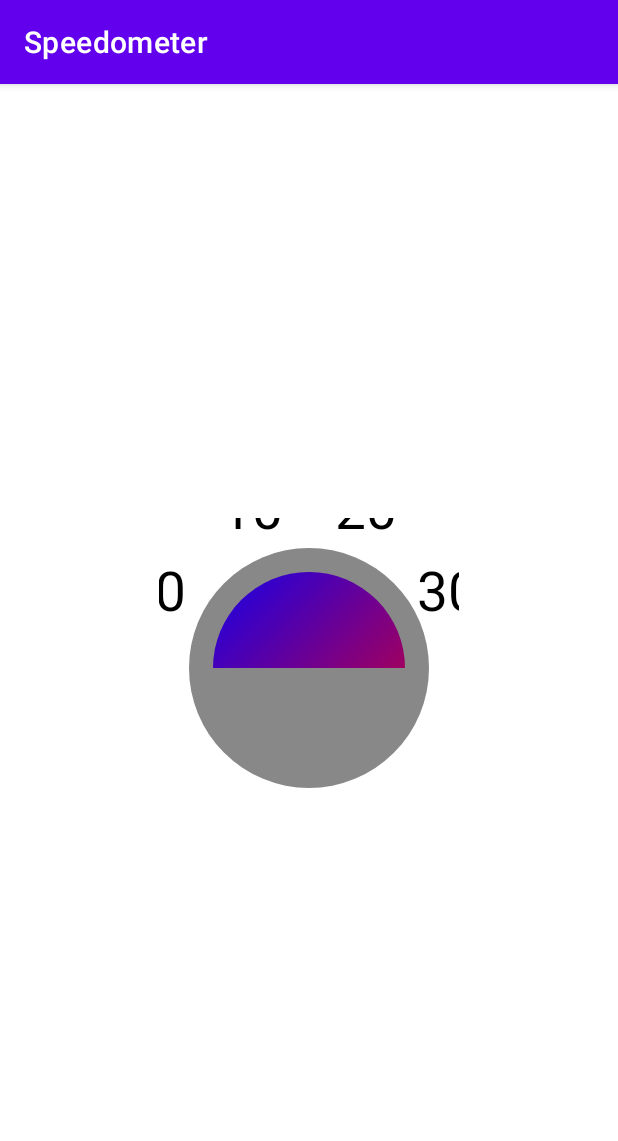
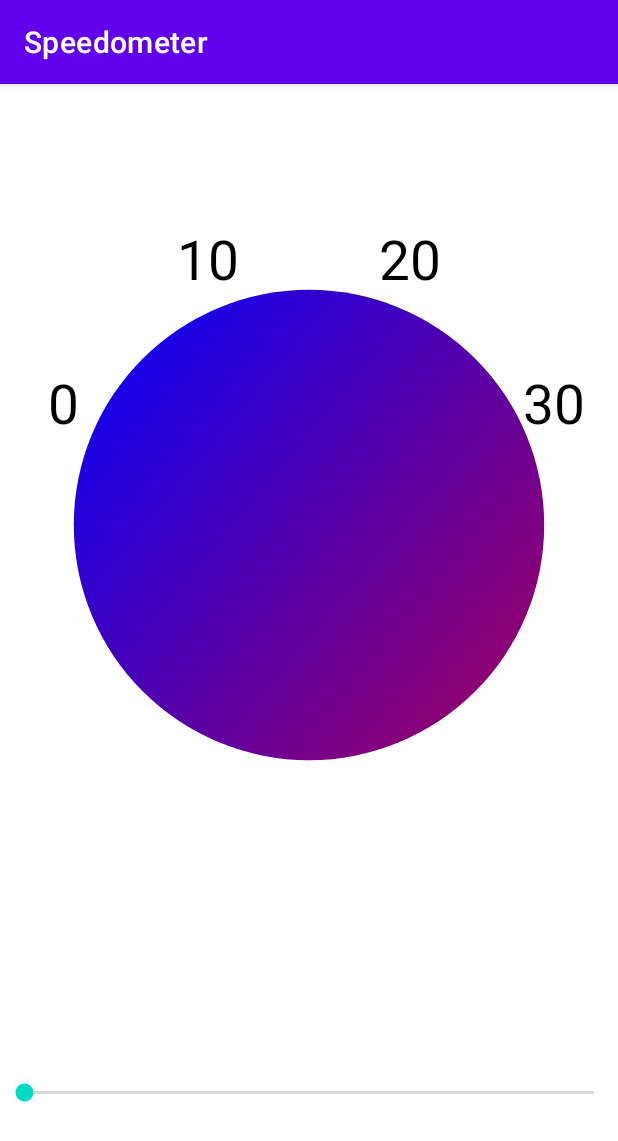
Before and after one commit to Alienstemple/Speedometer, an Android app: the screen it shows after launch (MainActivity), on a phone screen of 412 x 824 dp. Shown: the top 1141 px of the screen. Run offline under Robolectric (Android 15) with nearby library versions, the phone set to English and light mode, and no system bars.

Commit message:
feat: Add seekBar

```diff
--- a/app/src/main/java/com/example/speedometer/FanView.kt
+++ b/app/src/main/java/com/example/speedometer/SpeedometerView.kt
@@ -4,12 +4,13 @@ import android.content.Context
 import android.graphics.*
 import android.util.AttributeSet
 import android.view.View
+import androidx.core.content.ContextCompat
 import java.lang.StrictMath.min
 import kotlin.math.cos
 import kotlin.math.sin
 
 
-class FanView @JvmOverloads constructor(
+class SpeedometerView @JvmOverloads constructor(
     context: Context,
     attrs: AttributeSet? = null,
     defStyleAttr: Int = 0
@@ -18,10 +19,18 @@ class FanView @JvmOverloads constructor(
     init {
         isClickable = true
     }
+    private var speedBackgroundColor: Int = ContextCompat.getColor(context, R.color.dark_blue)
+    private var speedArcColor: Int = ContextCompat.getColor(context, R.color.light_blue)
 
     private val paint = Paint(Paint.ANTI_ALIAS_FLAG).apply {
         style = Paint.Style.FILL
-        color = Color.GREEN
+        color = speedBackgroundColor
+    }
+
+    private val paintText = Paint(Paint.ANTI_ALIAS_FLAG).apply {
+        style = Paint.Style.FILL
+        textSize = 55.0f
+        textAlign = Paint.Align.CENTER
     }
 
     private enum class FanSpeed(val label: Int) {
@@ -43,12 +52,6 @@ class FanView @JvmOverloads constructor(
     // position variable which will be used to draw label and indicator circle position
     private val pointPosition: PointF = PointF(0.0f, 0.0f)
 
-    private val paintFan = Paint(Paint.ANTI_ALIAS_FLAG).apply {
-        style = Paint.Style.FILL
-        textAlign = Paint.Align.CENTER
-        textSize = 55.0f
-//        typeface = Typeface.create( "", Typeface.BOLD)   // FIXME crushes all!
-    }
 
     private fun PointF.computeXYForSpeed(pos: FanSpeed, radius: Float) {
         // Angles are in radians.
@@ -66,18 +69,18 @@ class FanView @JvmOverloads constructor(
     override fun onDraw(canvas: Canvas) {
         super.onDraw(canvas)
 
-        paintFan.color = if (fanSpeed == FanSpeed.OFF) Color.GRAY else Color.GREEN
+        paint.color = if (fanSpeed == FanSpeed.OFF) Color.GRAY else Color.GREEN
 
 //        canvas.drawCircle((width / 2).toFloat(), (height / 2).toFloat(), (width / 2).toFloat(), paint)
 
         // Draw the dial.
-        canvas.drawCircle((width / 2).toFloat(), (height / 2).toFloat(), radius, paintFan)
+        canvas.drawCircle((width / 2).toFloat(), (height / 2).toFloat(), radius, paint)
 
         // Draw the indicator circle.
         val markerRadius = radius + RADIUS_OFFSET_INDICATOR
         pointPosition.computeXYForSpeed(fanSpeed, markerRadius)
-        paintFan.color = Color.BLACK
-        canvas.drawCircle(pointPosition.x, pointPosition.y, radius/12, paintFan)
+        paint.color = Color.BLACK
+        canvas.drawCircle(pointPosition.x, pointPosition.y, radius/12, paint)
 
         // Draw the text labels.
         val labelRadius = radius + RADIUS_OFFSET_LABEL
@@ -85,7 +88,7 @@ class FanView @JvmOverloads constructor(
             pointPosition.computeXYForSpeed(i, labelRadius)
 //            val label = resources.getString(i.label)  // TODO from res
             val label = resources.getString(i.label)
-            canvas.drawText(label, pointPosition.x, pointPosition.y, paintFan)
+            canvas.drawText(label, pointPosition.x, pointPosition.y, paintText)
         }
         // Draw arc
         val centerArcOffset: Float = 0.2F * radius
--- a/app/src/main/res/layout/activity_main.xml
+++ b/app/src/main/res/layout/activity_main.xml
@@ -1,22 +1,25 @@
 <?xml version="1.0" encoding="utf-8"?>
-<androidx.constraintlayout.widget.ConstraintLayout xmlns:android="http://schemas.android.com/apk/res/android"
+<LinearLayout xmlns:android="http://schemas.android.com/apk/res/android"
     xmlns:app="http://schemas.android.com/apk/res-auto"
     xmlns:tools="http://schemas.android.com/tools"
     android:layout_width="match_parent"
     android:layout_height="match_parent"
-    tools:context=".MainActivity">
+    tools:context=".MainActivity"
+    android:orientation="vertical">
 
-    <com.example.speedometer.FanView
-        android:id="@+id/fan_view"
-        android:layout_width="200dp"
-        android:layout_height="200dp"
+    <com.example.speedometer.SpeedometerView
+        android:id="@+id/speedometer_view"
+        android:layout_width="match_parent"
+        android:layout_height="0dp"
+        android:layout_weight="3"
         android:layout_marginLeft="10dp"
         android:layout_marginTop="10dp"
-        android:layout_marginRight="10dp"
-        app:layout_constraintBottom_toBottomOf="parent"
-        app:layout_constraintLeft_toLeftOf="parent"
-        app:layout_constraintRight_toRightOf="parent"
-        app:layout_constraintTop_toTopOf="parent" />
+        android:layout_marginRight="10dp" />
+
+    <SeekBar
+        android:layout_width="match_parent"
+        android:layout_height="0dp"
+        android:layout_weight="1" />
 
 
-</androidx.constraintlayout.widget.ConstraintLayout>
+</LinearLayout>
--- a/app/src/main/res/values/colors.xml
+++ b/app/src/main/res/values/colors.xml
@@ -7,4 +7,6 @@
     <color name="teal_700">#FF018786</color>
     <color name="black">#FF000000</color>
     <color name="white">#FFFFFFFF</color>
+    <color name="dark_blue">#0C368A</color>
+    <color name="light_blue">#2196F3</color>
 </resources>
--- /dev/null
+++ b/app/src/main/res/values/speedometer_view_attrs.xml
@@ -0,0 +1,6 @@
+<?xml version="1.0" encoding="utf-8"?>
+<resources>
+    <declare-styleable name="SpeedometerView">
+        <attr name="speed_value" format="integer"/>
+    </declare-styleable>
+</resources>
```
